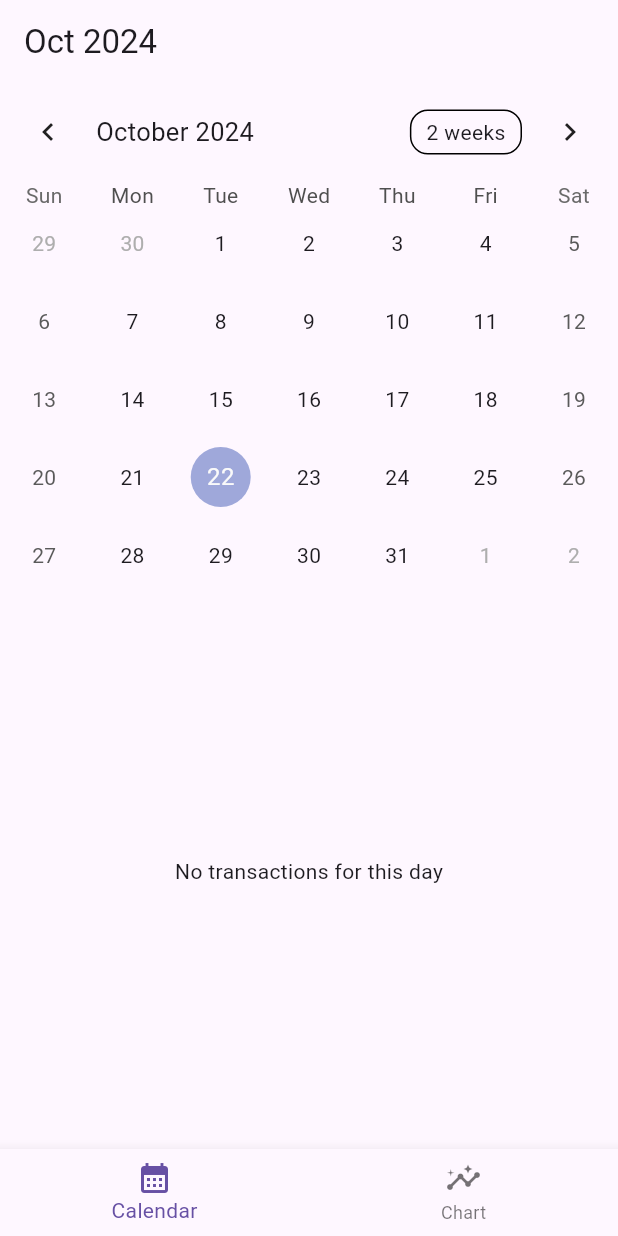
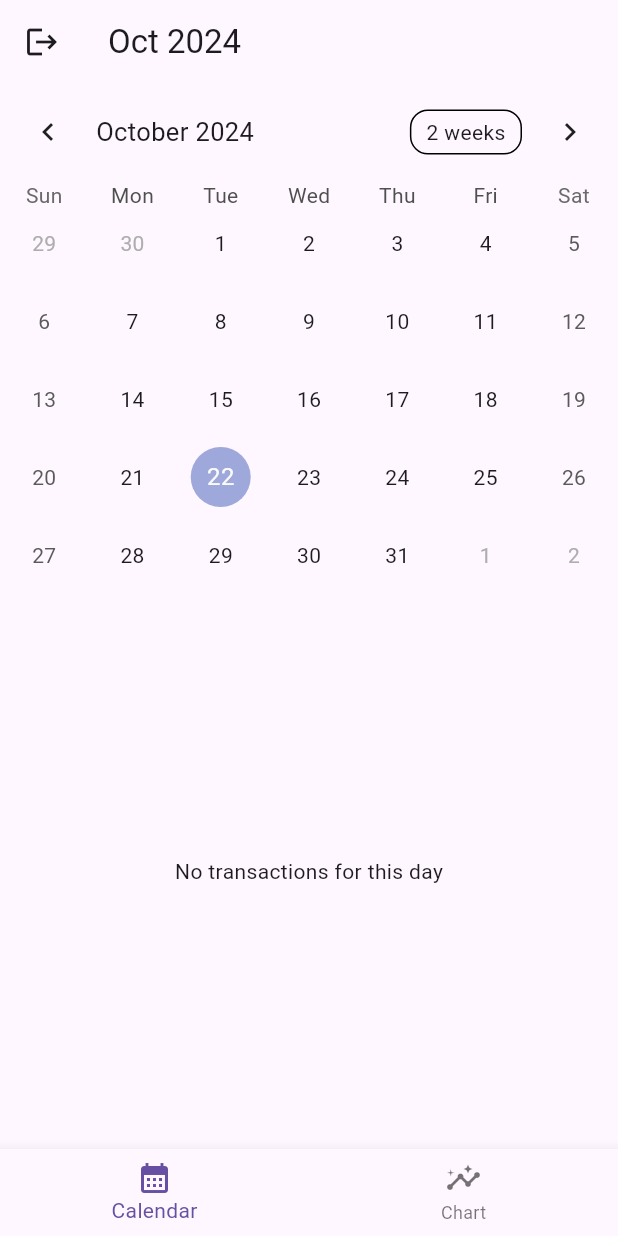
Before and after one commit to gkdis6/ExpenseApp, a Flutter app: the BudgetScreen screen opened directly, on a phone screen of 412 x 824 dp. Run offline on Flutter 3.47's test engine with Material 3 defaults, Android fonts, the phone set to English and light mode, and no system bars; drawn by our look-alikes of table_calendar; our stand-ins replace flutter_dotenv, shared_preferences, supabase_flutter, syncfusion_flutter_charts; accounts and stored records are empty.

Commit message:
좌측상단 앱바 로그아웃 다시 추가

```diff
--- a/lib/screens/budget_screen.dart
+++ b/lib/screens/budget_screen.dart
@@ -2,6 +2,8 @@ import 'package:financial_app/screens/calendar_view.dart';
 import 'package:financial_app/screens/chart_view.dart';
 import 'package:flutter/material.dart';
 import 'package:intl/intl.dart';
+
+import '../utils/auth.dart';
 
 class BudgetScreen extends StatefulWidget {
   @override
@@ -39,6 +41,10 @@ class _BudgetScreenState extends State<BudgetScreen> {
 
     return Scaffold(
       appBar: AppBar(
+        leading: IconButton(
+          icon: Icon(Icons.logout),
+          onPressed: () => logout(context),
+        ),
         title: Text(DateFormat.yMMM().format(_selectedMonth)),
       ),
       body: _screens[_currentIndex],
```
